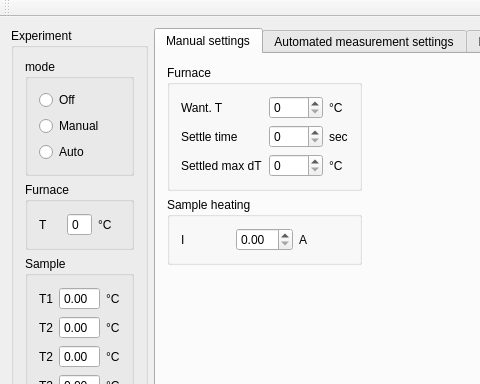
Before: the Qt Designer form Seebeck/mainwindow.ui in mBr001/seebeck, drawn with Qt 5; both pictures show x 0 to 480 and y 0 to 384 of the 679 by 567 pixel window.
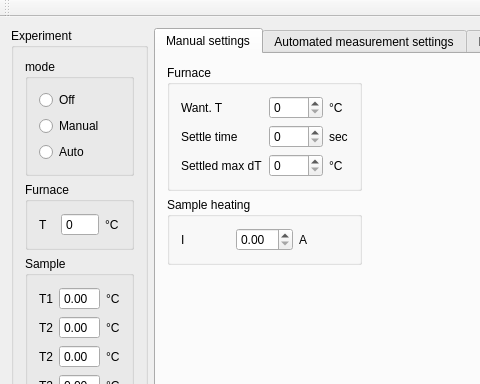
After: the same form once the commit is applied.

```diff
--- a/Seebeck/mainwindow.ui
+++ b/Seebeck/mainwindow.ui
@@ -202,6 +202,12 @@
             <property name="buttonSymbols">
              <enum>QAbstractSpinBox::NoButtons</enum>
             </property>
+            <property name="minimum">
+             <number>-274</number>
+            </property>
+            <property name="maximum">
+             <number>9999</number>
+            </property>
            </widget>
           </item>
           <item row="0" column="2">
```
